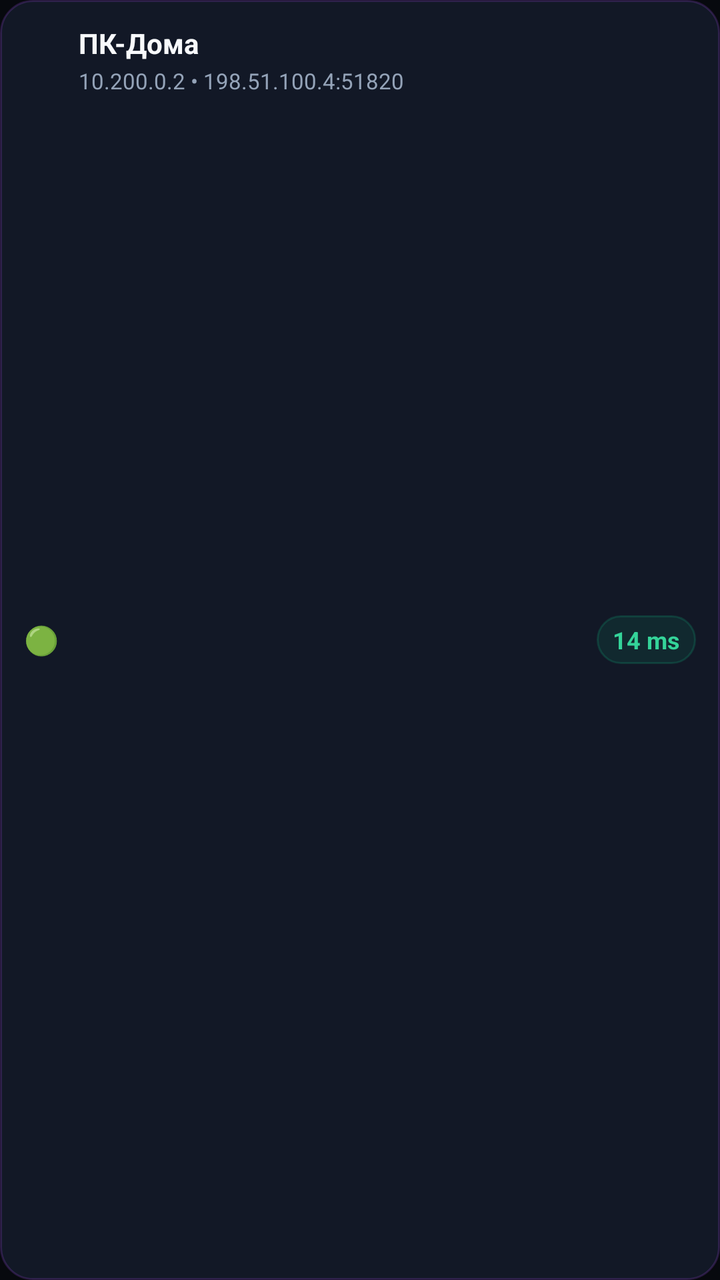
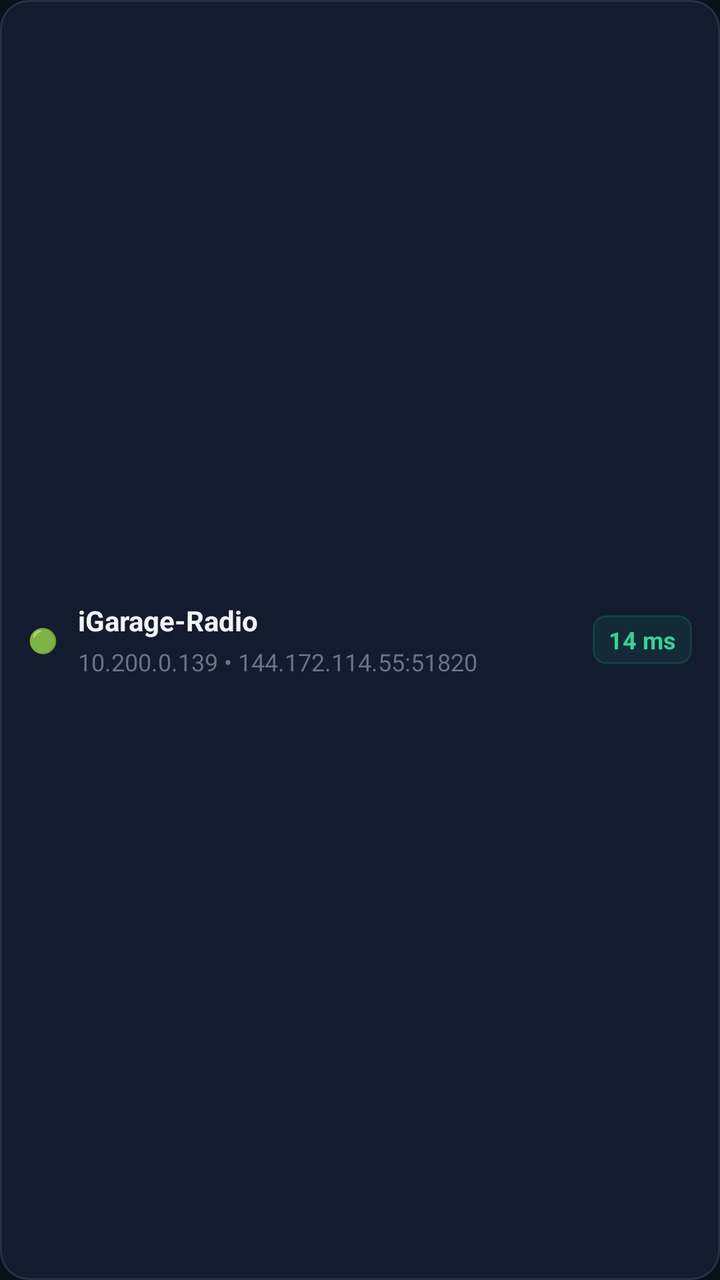

Two renders of the same Android screen: before a commit and after it. Below are the layout's source before the change and the commit's diff.
<!-- AndroidManifest.xml: application theme Theme.NatBypass -->
<!-- res/layout/item_peer.xml -->
<?xml version="1.0" encoding="utf-8"?>
<LinearLayout xmlns:android="http://schemas.android.com/apk/res/android"
    android:layout_width="match_parent"
    android:layout_height="wrap_content"
    android:layout_marginBottom="8dp"
    android:background="@drawable/bg_card"
    android:orientation="horizontal"
    android:padding="12dp"
    android:clickable="true"
    android:focusable="true"
    android:foreground="?attr/selectableItemBackground">

    <TextView
        android:id="@+id/tvPeerStatus"
        android:layout_width="wrap_content"
        android:layout_height="wrap_content"
        android:layout_gravity="center_vertical"
        android:layout_marginEnd="10dp"
        android:text="🟢"
        android:textSize="14sp" />

    <LinearLayout
        android:layout_width="0dp"
        android:layout_height="wrap_content"
        android:layout_weight="1"
        android:orientation="vertical">

        <LinearLayout
            android:layout_width="wrap_content"
            android:layout_height="wrap_content"
            android:gravity="center_vertical"
            android:orientation="horizontal">

            <TextView
                android:id="@+id/tvPeerName"
                android:layout_width="wrap_content"
                android:layout_height="wrap_content"
                android:text="ПК-Дома"
                android:textColor="@color/text_primary"
                android:textSize="14sp"
                android:textStyle="bold" />

            <TextView
                android:id="@+id/tvExitNodeBadge"
                android:layout_width="wrap_content"
                android:layout_height="wrap_content"
                android:layout_marginStart="6dp"
                android:background="@drawable/bg_badge"
                android:paddingStart="6dp"
                android:paddingEnd="6dp"
                android:paddingTop="2dp"
                android:paddingBottom="2dp"
                android:text="🌐 Exit Node"
                android:textColor="@color/accent_purple"
                android:textSize="10sp"
                android:textStyle="bold"
                android:visibility="gone" />
        </LinearLayout>

        <TextView
            android:id="@+id/tvPeerIp"
            android:layout_width="wrap_content"
            android:layout_height="wrap_content"
            android:layout_marginTop="2dp"
            android:text="10.200.0.2 • 198.51.100.4:51820"
            android:textColor="@color/text_muted"
            android:textSize="11sp" />
    </LinearLayout>

    <TextView
        android:id="@+id/tvPeerPing"
        android:layout_width="wrap_content"
        android:layout_height="wrap_content"
        android:layout_gravity="center_vertical"
        android:background="@drawable/bg_badge"
        android:paddingStart="8dp"
        android:paddingEnd="8dp"
        android:paddingTop="4dp"
        android:paddingBottom="4dp"
        android:text="14 ms"
        android:textColor="@color/green_bright"
        android:textSize="12sp"
        android:textStyle="bold" />
</LinearLayout>
<!-- resources referenced by this layout -->
<resources>
  <color name="accent_purple">#C084FC</color>
  <color name="green_bright">#34D399</color>
  <color name="text_muted">#94A3B8</color>
  <color name="text_primary">#F8FAFC</color>
  <!-- drawable bg_badge (drawable) -->
  <?xml version="1.0" encoding="utf-8"?>
  <shape xmlns:android="http://schemas.android.com/apk/res/android">
      <solid android:color="#1A10B981" />
      <stroke android:width="1dp" android:color="#3310B981" />
      <corners android:radius="12dp" />
  </shape>
  <!-- drawable bg_card (drawable) -->
  <?xml version="1.0" encoding="utf-8"?>
  <shape xmlns:android="http://schemas.android.com/apk/res/android">
      <solid android:color="@color/card_bg" />
      <stroke android:width="1dp" android:color="@color/border_dark" />
      <corners android:radius="16dp" />
  </shape>
  <style name="Theme.NatBypass" parent="Theme.Material3.Dark.NoActionBar">
          <item name="android:windowBackground">@color/bg_dark</item>
          <item name="android:statusBarColor">@color/bg_dark</item>
          <item name="android:navigationBarColor">@color/bg_dark</item>
          <item name="colorPrimary">@color/accent_blue</item>
          <item name="colorSecondary">@color/green_online</item>
          <item name="colorSurface">@color/panel_dark</item>
      </style>
  <color name="card_bg">#121826</color>
  <color name="border_dark">#33A855F7</color>
  <color name="bg_dark">#07090E</color>
  <color name="accent_blue">#38BDF8</color>
  <color name="green_online">#10B981</color>
  <color name="panel_dark">#0E121D</color>
</resources>

<!-- the commit's change to res/layout/item_peer.xml (unified diff, before → after) -->
@@ -1,23 +1,26 @@
-<?xml version="1.0" encoding="utf-8"?>
+﻿<?xml version="1.0" encoding="utf-8"?>
 <LinearLayout xmlns:android="http://schemas.android.com/apk/res/android"
     android:layout_width="match_parent"
     android:layout_height="wrap_content"
     android:layout_marginBottom="8dp"
     android:background="@drawable/bg_card"
-    android:orientation="horizontal"
-    android:padding="12dp"
     android:clickable="true"
     android:focusable="true"
-    android:foreground="?attr/selectableItemBackground">
+    android:foreground="?attr/selectableItemBackground"
+    android:gravity="center_vertical"
+    android:orientation="horizontal"
+    android:paddingStart="14dp"
+    android:paddingTop="12dp"
+    android:paddingEnd="14dp"
+    android:paddingBottom="12dp">
 
     <TextView
         android:id="@+id/tvPeerStatus"
         android:layout_width="wrap_content"
         android:layout_height="wrap_content"
-        android:layout_gravity="center_vertical"
         android:layout_marginEnd="10dp"
         android:text="🟢"
-        android:textSize="14sp" />
+        android:textSize="12sp" />
 
     <LinearLayout
         android:layout_width="0dp"
@@ -26,7 +29,7 @@
         android:orientation="vertical">
 
         <LinearLayout
-            android:layout_width="wrap_content"
+            android:layout_width="match_parent"
             android:layout_height="wrap_content"
             android:gravity="center_vertical"
             android:orientation="horizontal">
@@ -35,7 +38,10 @@
                 android:id="@+id/tvPeerName"
                 android:layout_width="wrap_content"
                 android:layout_height="wrap_content"
-                android:text="ПК-Дома"
+                android:ellipsize="end"
+                android:maxLines="1"
+                android:singleLine="true"
+                android:text="iGarage-Radio"
                 android:textColor="@color/text_primary"
                 android:textSize="14sp"
                 android:textStyle="bold" />
@@ -44,39 +50,44 @@
                 android:id="@+id/tvExitNodeBadge"
                 android:layout_width="wrap_content"
                 android:layout_height="wrap_content"
-                android:layout_marginStart="6dp"
-                android:background="@drawable/bg_badge"
+                android:layout_marginStart="8dp"
+                android:background="@drawable/bg_chip_purple"
                 android:paddingStart="6dp"
+                android:paddingTop="2dp"
                 android:paddingEnd="6dp"
-                android:paddingTop="2dp"
                 android:paddingBottom="2dp"
-                android:text="🌐 Exit Node"
+                android:singleLine="true"
+                android:text="Шлюз"
                 android:textColor="@color/accent_purple"
-                android:textSize="10sp"
+                android:textSize="11sp"
                 android:textStyle="bold"
                 android:visibility="gone" />
         </LinearLayout>
 
         <TextView
             android:id="@+id/tvPeerIp"
-            android:layout_width="wrap_content"
+            android:layout_width="match_parent"
             android:layout_height="wrap_content"
-            android:layout_marginTop="2dp"
-            android:text="10.200.0.2 • 198.51.100.4:51820"
+            android:layout_marginTop="3dp"
+            android:ellipsize="end"
+            android:maxLines="1"
+            android:singleLine="true"
+            android:text="10.200.0.139 • 144.172.114.55:51820"
             android:textColor="@color/text_muted"
-            android:textSize="11sp" />
+            android:textSize="12sp" />
     </LinearLayout>
 
     <TextView
         android:id="@+id/tvPeerPing"
         android:layout_width="wrap_content"
         android:layout_height="wrap_content"
-        android:layout_gravity="center_vertical"
-        android:background="@drawable/bg_badge"
+        android:layout_marginStart="8dp"
+        android:background="@drawable/bg_chip_green"
         android:paddingStart="8dp"
+        android:paddingTop="4dp"
         android:paddingEnd="8dp"
-        android:paddingTop="4dp"
         android:paddingBottom="4dp"
+        android:singleLine="true"
         android:text="14 ms"
         android:textColor="@color/green_bright"
         android:textSize="12sp"
<!-- resource entries referenced after the edit -->
@@ -1,22 +1,29 @@
 <!-- resources referenced by this layout -->
 <resources>
-  <color name="accent_purple">#C084FC</color>
+  <color name="accent_purple">#818CF8</color>
   <color name="green_bright">#34D399</color>
-  <color name="text_muted">#94A3B8</color>
-  <color name="text_primary">#F8FAFC</color>
-  <!-- drawable bg_badge (drawable) -->
-  <?xml version="1.0" encoding="utf-8"?>
+  <color name="text_muted">#64748B</color>
+  <color name="text_primary">#F1F5F9</color>
+  <!-- drawable bg_card (drawable) -->
+  ﻿<?xml version="1.0" encoding="utf-8"?>
+  <shape xmlns:android="http://schemas.android.com/apk/res/android">
+      <solid android:color="@color/card_bg" />
+      <stroke android:width="1dp" android:color="@color/border_dark" />
+      <corners android:radius="14dp" />
+  </shape>
+  <!-- drawable bg_chip_green (drawable) -->
+  ﻿<?xml version="1.0" encoding="utf-8"?>
   <shape xmlns:android="http://schemas.android.com/apk/res/android">
       <solid android:color="#1A10B981" />
       <stroke android:width="1dp" android:color="#3310B981" />
-      <corners android:radius="12dp" />
+      <corners android:radius="6dp" />
   </shape>
-  <!-- drawable bg_card (drawable) -->
-  <?xml version="1.0" encoding="utf-8"?>
+  <!-- drawable bg_chip_purple (drawable) -->
+  ﻿<?xml version="1.0" encoding="utf-8"?>
   <shape xmlns:android="http://schemas.android.com/apk/res/android">
-      <solid android:color="@color/card_bg" />
-      <stroke android:width="1dp" android:color="@color/border_dark" />
-      <corners android:radius="16dp" />
+      <solid android:color="#1A818CF8" />
+      <stroke android:width="1dp" android:color="#33818CF8" />
+      <corners android:radius="6dp" />
   </shape>
   <style name="Theme.NatBypass" parent="Theme.Material3.Dark.NoActionBar">
           <item name="android:windowBackground">@color/bg_dark</item>
@@ -26,11 +33,11 @@
           <item name="colorSecondary">@color/green_online</item>
           <item name="colorSurface">@color/panel_dark</item>
       </style>
-  <color name="card_bg">#121826</color>
-  <color name="border_dark">#33A855F7</color>
-  <color name="bg_dark">#07090E</color>
+  <color name="card_bg">#131B2E</color>
+  <color name="border_dark">#243048</color>
+  <color name="bg_dark">#0B0F19</color>
   <color name="accent_blue">#38BDF8</color>
   <color name="green_online">#10B981</color>
-  <color name="panel_dark">#0E121D</color>
+  <color name="panel_dark">#131B2E</color>
 </resources>
 
